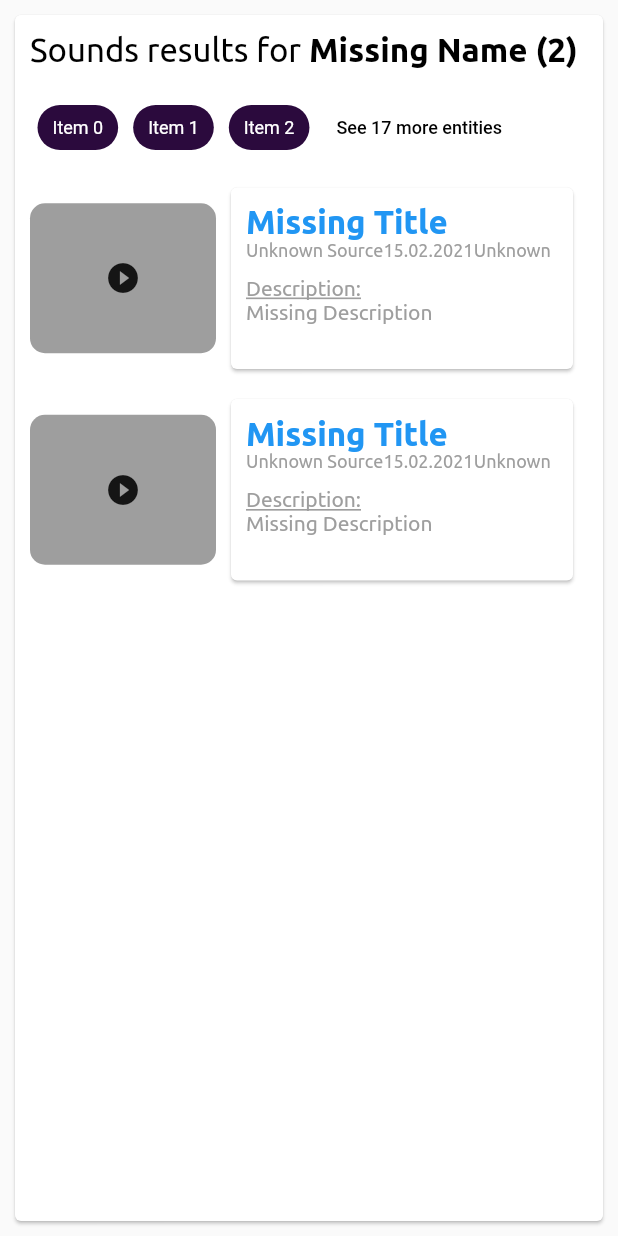
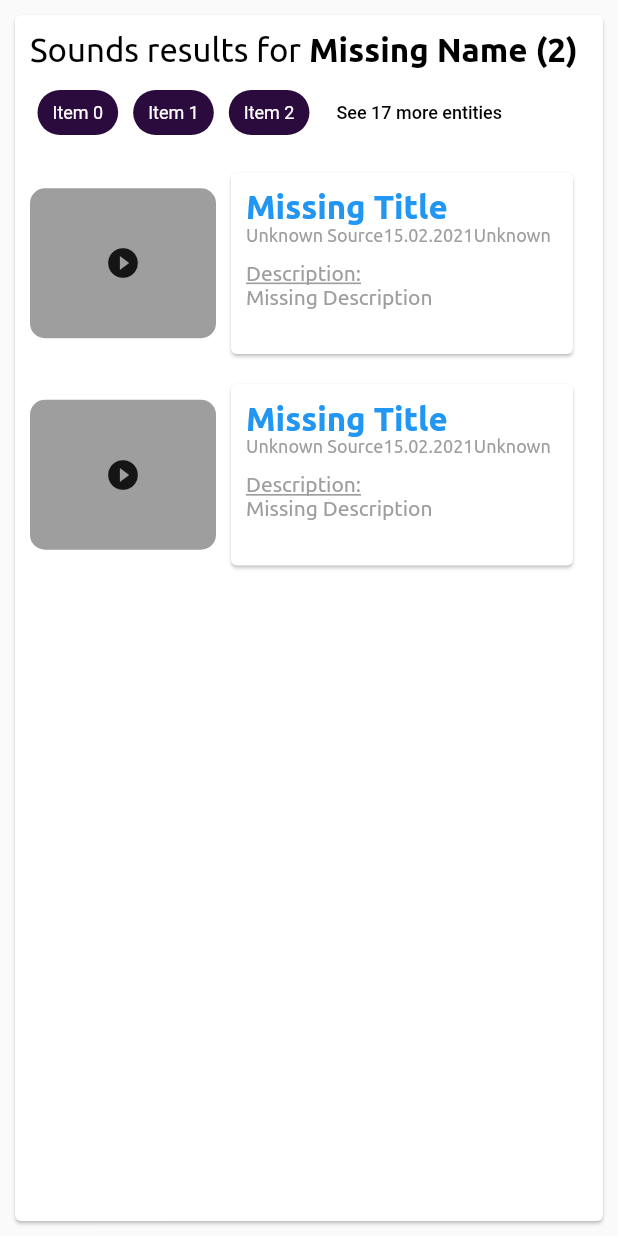
Before and after one commit to Kkkassini/Marketpulse_UI, a Flutter app: the CardSound widget shown alone on an empty page, opened directly, on a phone screen of 412 x 824 dp. Run offline on Flutter 3.47's test engine with Material 2 defaults, Android fonts, the phone set to English and light mode, and no system bars; our stand-ins replace animated_theme_switcher, charts_flutter, dotted_border, fl_chart, flutter_svg, flutter_tags; missing offline and left inert: custom_switch, flutter_dropzone; project files that could hold a hidden picture were left out.

Commit message:
Minor UI changes in cards

```diff
--- a/lib/widgets/card_image.dart
+++ b/lib/widgets/card_image.dart
@@ -62,7 +62,7 @@
                 ],
               ),
             ),
-            SizedBox(height: 20),
+            SizedBox(height: 10),
 
             ///Entities
             ListEntities(numberOfVisibleEntities: 3,listEntities: listEntitiesConfirmed),
--- a/lib/widgets/card_sound.dart
+++ b/lib/widgets/card_sound.dart
@@ -63,7 +63,7 @@
                 ],
               ),
             ),
-            SizedBox(height: 20),
+            SizedBox(height: 10),
 
             ///Entities
             ListEntities(numberOfVisibleEntities: 3,listEntities: listEntitiesConfirmed),
--- a/lib/widgets/card_video.dart
+++ b/lib/widgets/card_video.dart
@@ -64,7 +64,7 @@
                 ],
               ),
             ),
-            SizedBox(height: 20),
+            SizedBox(height: 10),
 
             ///Entities
             ListEntities(numberOfVisibleEntities: 3,listEntities: listEntitiesConfirmed),
--- a/lib/widgets/top_bar.dart
+++ b/lib/widgets/top_bar.dart
@@ -290,7 +290,7 @@
                                           itemBuilder: (index) {
                                             return ItemTags(
                                               index: index,
-                                              title: sectorTags[index],
+                                              title: clientTags[index],
                                               color: Colors.blue,
                                               activeColor: Colors.blueGrey,
                                               onPressed: (Item item) {
```
